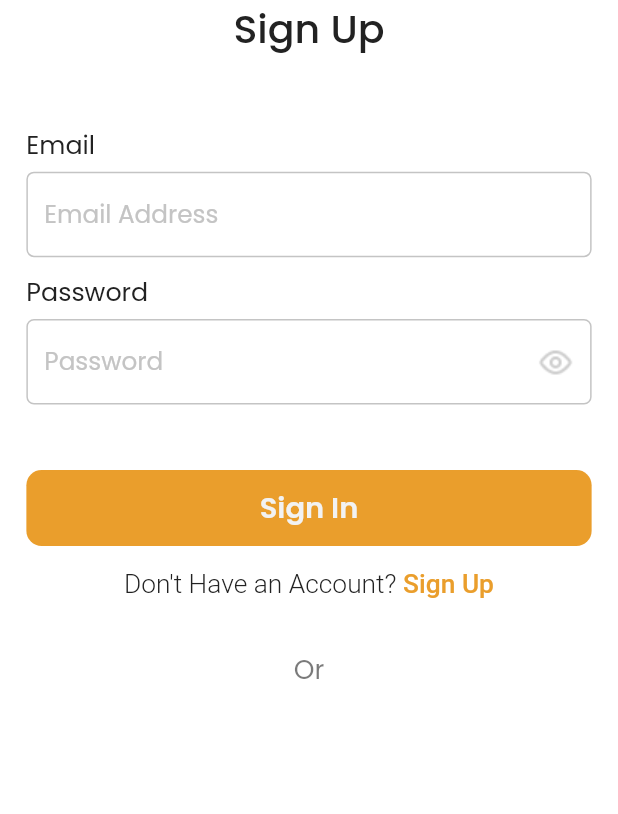
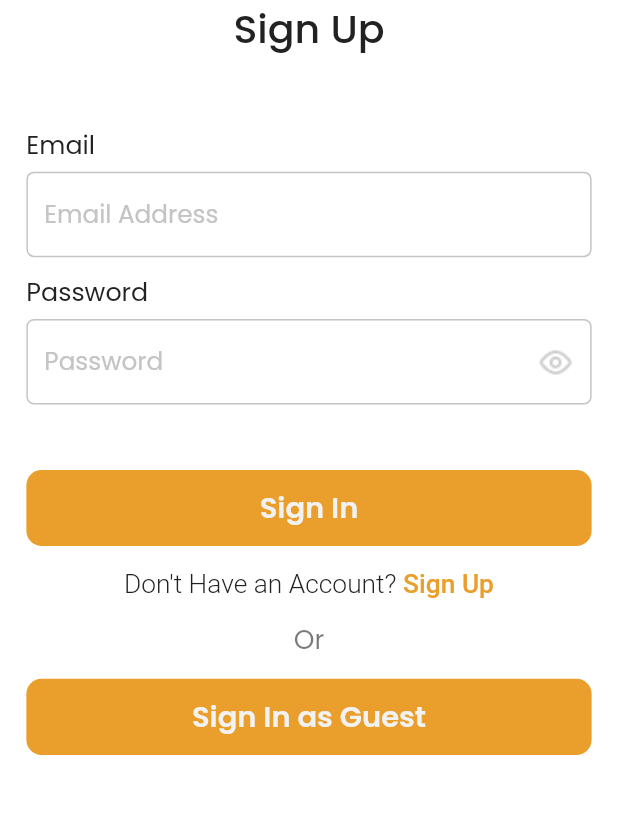
Before and after one commit to gboliknow/kika, a Flutter app: the screen it shows after launch, after a tap on "Get Started", on a phone screen of 412 x 824 dp, the part 187-1001 px from its top. Run offline on Flutter 3.47's test engine with Material 2 defaults, Android fonts, the phone set to English and light mode, and no system bars; our stand-ins replace animated_splash_screen, dio, flutter_screenutil, get_storage, google_fonts, hexcolor and 1 more; network calls fail.

Commit message:
commit on monday , work on some ui fix

```diff
--- a/lib/screens/auth/login.dart
+++ b/lib/screens/auth/login.dart
@@ -103,7 +103,7 @@ class Login extends StatelessWidget {
                 ),
               ),
               SizedBox(
-                height: 33.h,
+                height: 13.h,
               ),
               Text(
                 'Or',
@@ -115,7 +115,15 @@ class Login extends StatelessWidget {
                 ),
               ),
               SizedBox(
-                height: 33.h,
+                height: 13.h,
+              ),
+              AppButton(
+                onPressed: () {
+                  Navigator.of(context).pushReplacementNamed(Home.route);
+                },
+                buttonText: "Sign In as Guest",
+                backgroundColor: HexColor("#EA9E2C"),
+                textColor: HexColor("#F2F2F2"),
               ),
             ],
           ),
--- a/lib/screens/homescreen.dart
+++ b/lib/screens/homescreen.dart
@@ -20,7 +20,7 @@ class Home extends StatelessWidget {
       appBar: AppBar(
         automaticallyImplyLeading: false,
         backgroundColor: Colors.white,
-        elevation: 4,
+        elevation: 2,
         title: Text(
           'Kika',
           style: GoogleFonts.poppins(
--- a/lib/screens/onboarding.dart
+++ b/lib/screens/onboarding.dart
@@ -19,8 +19,19 @@ class SplashScreen extends StatelessWidget {
           begin: Alignment.topCenter,
           end: Alignment.bottomCenter,
           colors: [
-            HexColor("#EA9E2C").withOpacity(0.93),
+            HexColor("#EA9E2C").withOpacity(0.95),
+            HexColor("#EA9E2C").withOpacity(0.90),
+            HexColor("#EA9E2C").withOpacity(0.85),
+            HexColor("#EA9E2C").withOpacity(0.80),
+            HexColor("#EA9E2C").withOpacity(0.75),
+            HexColor("#EA9E2C").withOpacity(0.70),
+            HexColor("#EA9E2C").withOpacity(0.65),
             HexColor("#EA9E2C").withOpacity(0.60),
+            HexColor("#EA9E2C").withOpacity(0.55),
+            HexColor("#EA9E2C").withOpacity(0.50),
+            HexColor("#EA9E2C").withOpacity(0.45),
+            HexColor("#EA9E2C").withOpacity(0.40),
+            HexColor("#EA9E2C").withOpacity(0.35),
           ],
         )),
         child: Column(
--- a/lib/screens/search.dart
+++ b/lib/screens/search.dart
@@ -76,7 +76,7 @@ class _SearchScreenState extends State<SearchScreen> {
                       child: new TextField(
                         controller: searchController,
                         decoration: new InputDecoration(
-                            hintText: "What books are your looking to find?",
+                            hintText: "Search for titles,author or topics",
                             suffixIcon: new Padding(
                               padding: const EdgeInsets.all(8.0),
                               child: InkWell(
```
Also changed, not shown: lib/screens/book_details.dart (+10 -13 lines).
